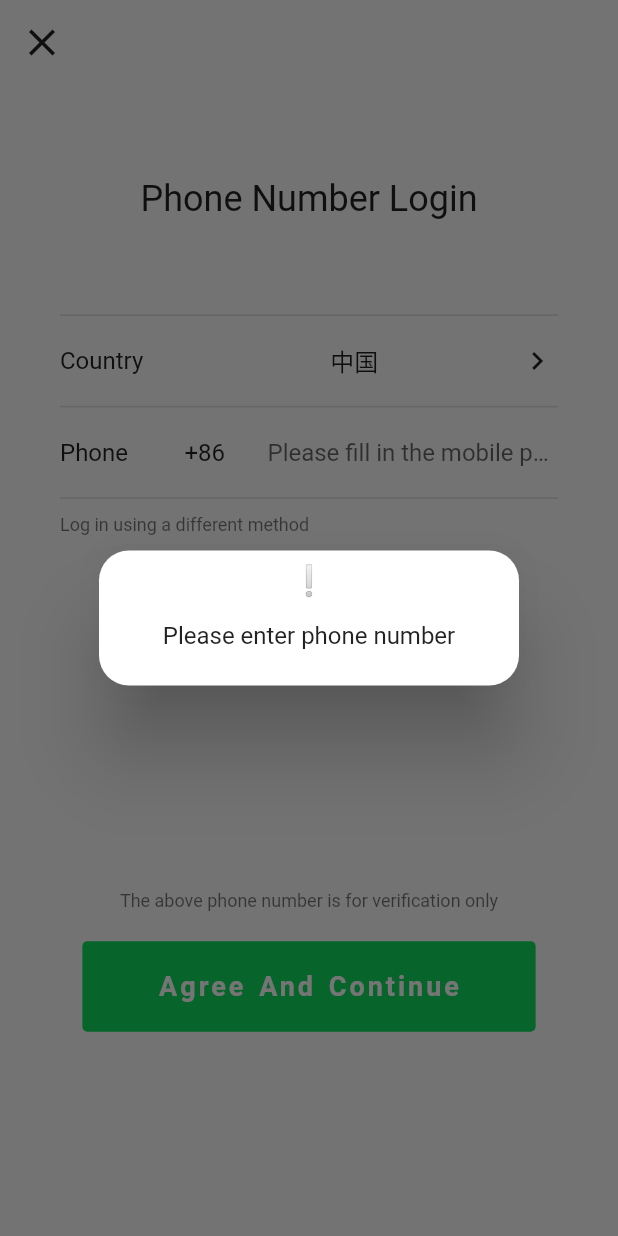
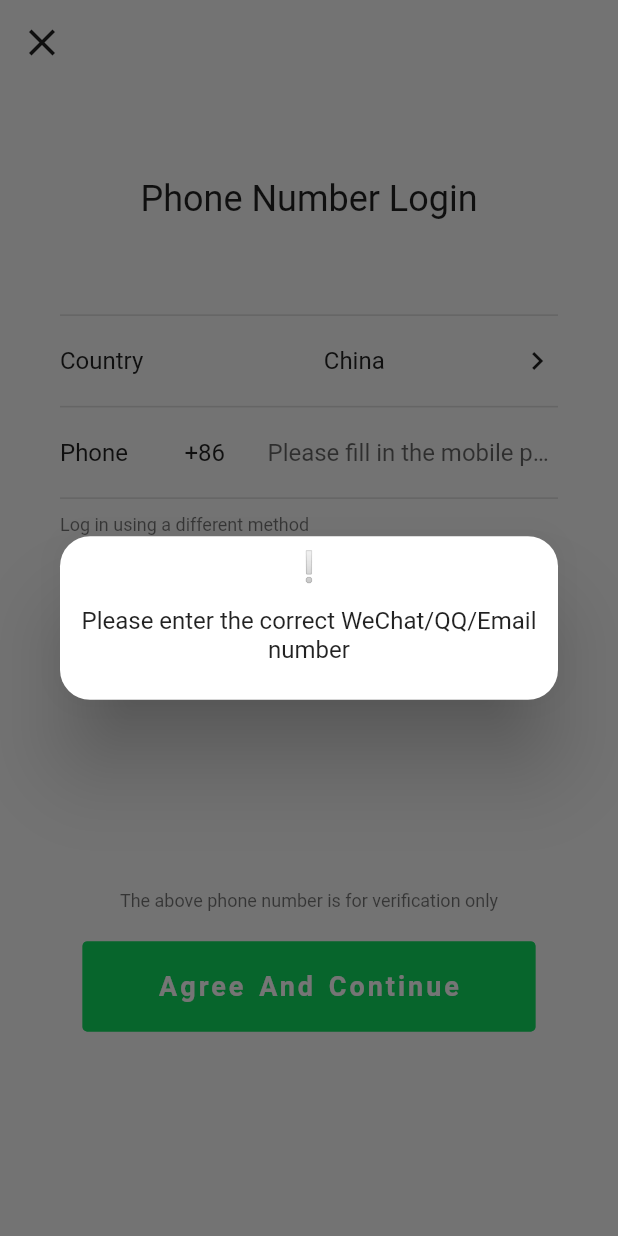
Before and after one commit to BadKid90s/pseudo_we_chat, a Flutter app: the PhoneContent widget shown alone on an empty page, opened directly, after a tap on "Log in using a different method", after a tap on "Use Phone Number Login", after a tap on "Agree And Continue", on a phone screen of 412 x 824 dp. Run offline on Flutter 3.47's test engine with Material 2 defaults, Android fonts, the phone set to English and light mode, and no system bars; drawn by our look-alikes of getwidget; our stand-ins replace country_picker, get, styled_widget; missing offline and left inert: dart:ffi; generated files the repository leaves out were written again.

Commit message:
feature(intl): 使用Intl进行国际化配置

```diff
--- a/lib/i18n.dart
+++ /dev/null
@@ -1,10 +0,0 @@
-import 'package:get/get.dart';
-import 'package:pseudo_we_chat/i18n_en.dart';
-import 'package:pseudo_we_chat/i18n_zh.dart';
-
-class I18nMessages extends Translations {
-  @override
-
-  Map<String, Map<String, String>> get keys =>
-      {'zh_CN': I18nZh.message, 'en_Us': I18nEn.message};
-}
--- a/lib/i18n_en.dart
+++ /dev/null
@@ -1,28 +0,0 @@
-class I18nEn {
-  static Map<String, String> message = {
-    "login_login_button_title": "log in",
-    "login_signup_button_title": "sign up",
-
-    "login_account_title": "WeChat/QQ/Email",
-    "login_account_username": "account",
-    "login_account_password": "password",
-    "login_account_username_hint_text": "WeChat/QQ/Email",
-    "login_account_password_hint_text": "Please Enter Password",
-    "login_account_use_phone_login": "Use Phone Number Login",
-    "login_account_bottom_title": "The above WeChat/QQ/Email are only used for verification",
-    "login_account_bottom_button_title": "Agree And Log In",
-    "login_account_username_verify_message": "Please enter the correct WeChat/QQ/Email number",
-    "login_account_password_verify_message": "Please enter a password",
-
-    "login_phone_title": "Phone Number Login",
-    "login_phone_region": "Country",
-    "login_phone_phone": "Phone",
-    "login_phone_phone_hint_text": "Please fill in the mobile phone number",
-    "login_phone_use_other_login": "Log in using a different method",
-    "login_phone_bottom_title": "The above phone number is for verification only",
-    "login_phone_bottom_button_title": "Agree And Continue",
-    "login_phone_phone_verify_message": "Please enter phone number",
-
-
-  };
-}
--- a/lib/i18n_zh.dart
+++ /dev/null
@@ -1,27 +0,0 @@
-class I18nZh {
-  static Map<String, String> message = {
-    "login_login_button_title": "登录",
-    "login_signup_button_title": "注册",
-
-    "login_account_title": "微信号/QQ号/邮箱号",
-    "login_account_username": "账 号",
-    "login_account_password": "密 码",
-    "login_account_username_hint_text": "微信号/QQ号/邮箱号",
-    "login_account_password_hint_text": "请输入密码",
-    "login_account_use_phone_login": "使用手机号登录",
-    "login_account_bottom_title": "上述微信号/QQ号/邮箱号仅用于验证",
-    "login_account_bottom_button_title": "同意并登录",
-    "login_account_username_verify_message": "请输入正确的微信号/QQ号/邮箱号",
-    "login_account_password_verify_message": "请输入密码",
-
-    "login_phone_title": "手机号登录",
-    "login_phone_region": "国家/地区",
-    "login_phone_phone": "手机号",
-    "login_phone_phone_hint_text": "请填写手机号码",
-    "login_phone_use_other_login": "使用其他方式登录",
-    "login_phone_bottom_title": "上述手机号仅用于验证",
-    "login_phone_bottom_button_title": "同意并继续",
-    "login_phone_phone_verify_message": "请输入正确的手机号",
-
-  };
-}
--- /dev/null
+++ b/lib/l10n/intl_en.arb
@@ -0,0 +1,25 @@
+{
+  "login_login_button_title": "log in",
+  "login_signup_button_title": "sign up",
+
+  "login_account_title": "WeChat/QQ/Email",
+  "login_account_username": "account",
+  "login_account_password": "password",
+  "login_account_username_hint_text": "WeChat/QQ/Email",
+  "login_account_password_hint_text": "Please Enter Password",
+  "login_account_use_phone_login": "Use Phone Number Login",
+  "login_account_bottom_title": "The above WeChat/QQ/Email are only used for verification",
+  "login_account_bottom_button_title": "Agree And Log In",
+  "login_account_username_verify_message": "Please enter the correct WeChat/QQ/Email number",
+  "login_account_password_verify_message": "Please enter a password",
+
+  "login_phone_title": "Phone Number Login",
+  "login_phone_region": "Country",
+  "login_phone_phone": "Phone",
+  "login_phone_phone_hint_text": "Please fill in the mobile phone number",
+  "login_phone_use_other_login": "Log in using a different method",
+  "login_phone_bottom_title": "The above phone number is for verification only",
+  "login_phone_bottom_button_title": "Agree And Continue",
+  "login_phone_phone_verify_message": "Please enter phone number",
+  "login_phone_default_region": "China"
+}
--- a/lib/pages/index.dart
+++ b/lib/pages/index.dart
@@ -1,8 +1,10 @@
 import 'package:flutter/material.dart';
 import 'package:get/get.dart';
 import 'package:getwidget/getwidget.dart';
+import 'package:pseudo_we_chat/generated/l10n.dart';
 import 'package:pseudo_we_chat/router.dart';
 import 'package:styled_widget/styled_widget.dart';
+
 
 class IndexPage extends StatelessWidget {
   const IndexPage({super.key});
@@ -37,7 +39,7 @@
                           },
                           color: const Color.fromRGBO(247, 247, 247, 30),
                           child: Text(
-                            'login_login_button_title'.tr,
+                            S.of(context).login_login_button_title,
                             style: const TextStyle(
                                 color: Colors.black,
                                 fontSize: 20,
@@ -54,7 +56,7 @@
                           },
                           color: Colors.green,
                           child: Text(
-                            'login_signup_button_title'.tr,
+                            S.of(context).login_signup_button_title,
                             style: const TextStyle(
                                 color: Colors.white,
                                 fontSize: 20,
--- a/lib/pages/login/login_account.dart
+++ b/lib/pages/login/login_account.dart
@@ -1,10 +1,12 @@
 import 'package:flutter/material.dart';
 import 'package:get/get.dart';
 import 'package:getwidget/getwidget.dart';
+import 'package:pseudo_we_chat/generated/l10n.dart';
 import 'package:pseudo_we_chat/pages/login/widget/account_content.dart';
 import 'package:pseudo_we_chat/pages/login/widget/bottom.dart';
 import 'package:pseudo_we_chat/pages/login/widget/top_title.dart';
 import 'package:pseudo_we_chat/router.dart';
+
 
 class LoginFormData {
   const LoginFormData(this.username, this.password);
@@ -49,24 +51,24 @@
               })),
       body: Column(
         children: [
-          TopTitle(4, "login_account_title".tr),
+          TopTitle(4, S.of(context).login_account_title),
           const AccountContent(10),
           Bottom(
             flex: 6,
-            title: "login_account_bottom_title".tr,
-            buttonTitle: "login_account_bottom_button_title".tr,
+            title: S.of(context).login_account_bottom_title,
+            buttonTitle: S.of(context).login_account_bottom_button_title,
             buttonPressed: () {
               if (controller.loginForm.value.username.isBlank == true) {
                 Get.defaultDialog(
                   title: "❕",
-                  middleText: "login_account_username_verify_message".tr,
+                  middleText: S.of(context).login_account_username_verify_message,
                 );
                 return;
               }
               if (controller.loginForm.value.password.isBlank == true) {
                 Get.defaultDialog(
                     title: "❕",
-                    middleText: "login_account_password_verify_message".tr);
+                    middleText: S.of(context).login_account_password_verify_message);
                 return;
               }
               controller.login();
--- a/lib/pages/login/login_phone.dart
+++ b/lib/pages/login/login_phone.dart
@@ -1,6 +1,7 @@
 import 'package:flutter/material.dart';
 import 'package:get/get.dart';
 import 'package:getwidget/getwidget.dart';
+import 'package:pseudo_we_chat/generated/l10n.dart';
 import 'package:pseudo_we_chat/pages/login/widget/bottom.dart';
 import 'package:pseudo_we_chat/pages/login/widget/phone_content.dart';
 import 'package:pseudo_we_chat/pages/login/widget/top_title.dart';
@@ -9,7 +10,7 @@
 class LoginPhoneController extends GetxController {
   var phoneCode = "86".obs;
   var phone = "".obs;
-  var region = "中国".obs;
+  var region = Rxn<String>(null);
 
   void changeRegion(String code, String? regionName) {
     phoneCode(code);
@@ -19,10 +20,13 @@
   void login() async {
     print("loginPhone: +$phoneCode $phone");
   }
+
+
 }
 
 class LoginPhonePage extends GetView<LoginPhoneController> {
   const LoginPhonePage({super.key});
+
 
   @override
   Widget build(BuildContext context) {
@@ -40,17 +44,17 @@
               })),
       body: Column(
         children: [
-          TopTitle(4, "login_phone_title".tr),
+          TopTitle(4, S.of(context).login_phone_title),
           const PhoneContent(10),
           Bottom(
             flex: 6,
-            title: "login_phone_bottom_title".tr,
-            buttonTitle: "login_phone_bottom_button_title".tr,
+            title: S.of(context).login_phone_bottom_title,
+            buttonTitle: S.of(context).login_phone_bottom_button_title,
             buttonPressed: () {
               if (controller.phone.value.isBlank == true) {
                 Get.defaultDialog(
                   title: "❕",
-                  middleText: "login_phone_phone_verify_message".tr,
+                  middleText: S.of(context).login_account_username_verify_message,
                 );
                 return;
               }
--- a/lib/pages/login/widget/account_content.dart
+++ b/lib/pages/login/widget/account_content.dart
@@ -1,5 +1,6 @@
 import 'package:flutter/material.dart';
 import 'package:get/get.dart';
+import 'package:pseudo_we_chat/generated/l10n.dart';
 import 'package:pseudo_we_chat/pages/login/login_account.dart';
 import 'package:pseudo_we_chat/pages/login/widget/onth_login.dart';
 import 'package:pseudo_we_chat/router.dart';
@@ -22,21 +23,21 @@
             _buildDivider(),
             _buildRowView(
               context,
-              title: "login_account_username".tr,
-              hintText: "login_account_username_hint_text".tr,
+              title: S.of(context).login_account_username,
+              hintText: S.of(context).login_account_username_hint_text,
               onChanged: (val) => _controller.changeUsername(val),
             ),
             _buildDivider(),
             _buildRowView(
               context,
-              title: "login_account_password".tr,
-              hintText: "login_account_password_hint_text".tr,
+              title: S.of(context).login_account_password,
+              hintText: S.of(context).login_account_password_hint_text,
               obscureText: true,
               onChanged: (val) => _controller.changePassword(val),
             ),
             _buildDivider(),
             OtherLogin(
-              title: "login_account_use_phone_login".tr,
+              title: S.of(context).login_account_use_phone_login,
               buttonPressed: () => Get.offAndToNamed(AppRoutes.loginPhone),
             ),
           ],
--- a/lib/pages/login/widget/phone_content.dart
+++ b/lib/pages/login/widget/phone_content.dart
@@ -4,6 +4,7 @@
 import 'package:flutter/material.dart';
 import 'package:flutter/services.dart';
 import 'package:get/get.dart';
+import 'package:pseudo_we_chat/generated/l10n.dart';
 import 'package:pseudo_we_chat/pages/login/login_phone.dart';
 import 'package:pseudo_we_chat/pages/login/widget/onth_login.dart';
 import 'package:pseudo_we_chat/router.dart';
@@ -27,19 +28,19 @@
             _buildDivider(),
             _buildRegionView(
               context,
-              title: "login_phone_region".tr,
+              title: S.of(context).login_phone_region,
               onChanged: (val) => _controller.region(val),
             ),
             _buildDivider(),
             _buildPhoneView(
               context,
-              title: "login_phone_phone".tr,
-              hintText: "login_phone_phone_hint_text".tr,
+              title: S.of(context).login_phone_phone,
+              hintText: S.of(context).login_phone_phone_hint_text,
               onChanged: (val) => _controller.phone(val),
             ),
             _buildDivider(),
             OtherLogin(
-              title: "login_phone_use_other_login".tr,
+              title: S.of(context).login_phone_use_other_login,
               buttonPressed: () => Get.offAndToNamed(AppRoutes.loginAccount),
             ),
           ],
@@ -73,7 +74,6 @@
               ),
               //Optional. Styles the search field.
               inputDecoration: InputDecoration(
-                hintText: '搜索',
                 prefixIcon: const Icon(Icons.search),
                 border: OutlineInputBorder(
                   borderSide: BorderSide(
@@ -97,7 +97,8 @@
             flex: 8,
             child: Center(
               child: Text(
-                _controller.region.value,
+                _controller.region.value ??
+                    S.of(context).login_phone_default_region,
                 style: context.textTheme.titleMedium,
               ),
             ).paddingOnly(left: 5),
```
Also changed, not shown: lib/l10n/intl_zh.arb (added, +26 -0 lines), lib/main.dart (+16 -9 lines), pubspec.yaml (+8 -2 lines), pubspec.lock.
